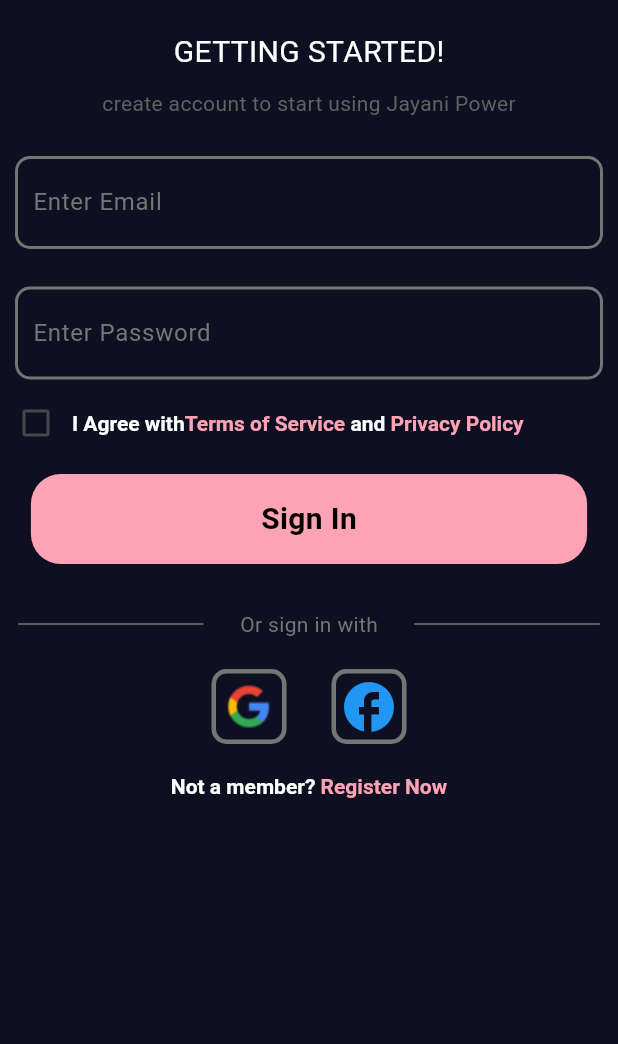
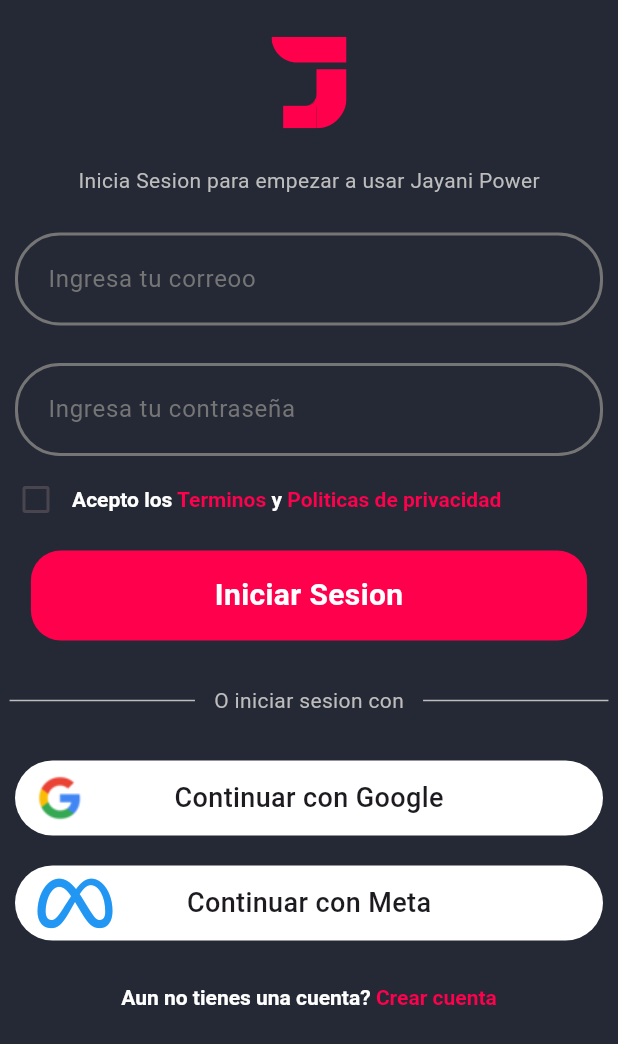
Before and after one commit to Victor78970513/Jayani-Power, a Flutter app: the screen it shows after launch, on a phone screen of 412 x 824 dp. Shown: the top 1044 px of the screen. Run offline on Flutter 3.47's test engine with Material 3 defaults, Android fonts, the light colour scheme and no system bars; our stand-ins replace cloud_firestore, dio, firebase_auth, firebase_core, firebase_storage, flutter_bloc and 5 more; missing offline and left inert: flutter_facebook_auth; accounts and stored records are empty.

Commit message:
new pallete colors

```diff
--- a/lib/core/theme/app_theme.dart
+++ b/lib/core/theme/app_theme.dart
@@ -1,5 +1,7 @@
 import 'package:flutter/material.dart';
 
 class AppTheme {
-  static ThemeData getAppTheme = ThemeData(useMaterial3: true).copyWith();
+  static ThemeData getAppTheme = ThemeData(useMaterial3: true).copyWith(
+    scaffoldBackgroundColor: const Color(0xff252935),
+  );
 }
--- a/lib/features/auth/pages/sign_in_page.dart
+++ b/lib/features/auth/pages/sign_in_page.dart
@@ -1,5 +1,6 @@
 import 'package:flutter/material.dart';
 import 'package:flutter_bloc/flutter_bloc.dart';
+import 'package:flutter_svg/flutter_svg.dart';
 import 'package:jayani_power/core/cubit/terms_policy_cubit.dart';
 import 'package:jayani_power/core/utils/check_email.dart';
 import 'package:jayani_power/features/auth/bloc/auth_bloc.dart';
@@ -49,8 +50,9 @@
     formKey.currentState?.validate();
     final size = MediaQuery.of(context).size;
     final termsAndPolicyCubit = context.watch<TermsPolicyCubit>().state;
-    return Scaffold(
-      backgroundColor: const Color(0xff0E1021),
+    return SafeArea(
+      child: Scaffold(
+        // backgroundColor: const Color(0xff252935),
         body: BlocConsumer<AuthBloc, AuthState>(
           listener: (context, state) {
             if (state is AuthSignInFailureState) {
@@ -60,25 +62,27 @@
             }
           },
           builder: (context, state) {
-          return SafeArea(
-            child: Padding(
+            return Padding(
               padding: const EdgeInsets.only(top: 20),
               child: SingleChildScrollView(
                 child: Form(
                   key: formKey,
                   child: Column(
                     children: [
-                      const Text("GETTING STARTED!",
-                          style: TextStyle(color: Colors.white, fontSize: 20)),
-                      const SizedBox(height: 10),
+                      SvgPicture.asset(
+                        "assets/icons/jayani_logo.svg",
+                        height: 70,
+                        width: 50,
+                      ),
+                      const SizedBox(height: 20),
                       Text(
-                        "create account to start using Jayani Power",
-                        style: TextStyle(color: Colors.grey[700], fontSize: 14),
+                        "Inicia Sesion para empezar a usar Jayani Power",
+                        style: TextStyle(color: Colors.grey[400], fontSize: 14),
                       ),
                       const SizedBox(height: 20),
                       InputFieldWidget(
                         title: "Email",
-                        hintText: "Enter Email",
+                        hintText: "Ingresa tu correoo",
                         controller: emailCtrl,
                         validator: (value) => _emailErrorText,
                         onChange: validateEmail,
@@ -86,7 +90,7 @@
                       const SizedBox(height: 20),
                       InputFieldWidget(
                         title: "Password",
-                        hintText: "Enter Password",
+                        hintText: "Ingresa tu contraseña",
                         controller: passCtrl,
                       ),
                       const SizedBox(height: 5),
@@ -113,11 +117,11 @@
                               },
                         child: state is AuthLoadingState
                             ? const CircularProgressIndicator(
-                                color: Colors.black)
+                                color: Colors.white)
                             : const Text(
-                                "Sign In",
+                                "Iniciar Sesion",
                                 style: TextStyle(
-                                    color: Colors.black,
+                                    color: Colors.white,
                                     fontSize: 20,
                                     fontWeight: FontWeight.bold),
                               ),
@@ -129,16 +133,16 @@
                           Container(
                             height: 1,
                             width: size.width * 0.3,
-                            color: Colors.grey[600],
+                            color: Colors.grey[400],
                           ),
                           Text(
-                            "Or sign in with",
-                            style: TextStyle(color: Colors.grey[600]),
+                            "O iniciar sesion con",
+                            style: TextStyle(color: Colors.grey[400]),
                           ),
                           Container(
                             height: 1,
                             width: size.width * 0.3,
-                            color: Colors.grey[600],
+                            color: Colors.grey[400],
                           ),
                         ],
                       ),
@@ -150,9 +154,9 @@
                   ),
                 ),
               ),
-            ),
             );
           },
+        ),
       ),
     );
   }
--- a/lib/features/auth/pages/sign_up_page.dart
+++ b/lib/features/auth/pages/sign_up_page.dart
@@ -1,5 +1,6 @@
 import 'package:flutter/material.dart';
 import 'package:flutter_bloc/flutter_bloc.dart';
+import 'package:flutter_svg/flutter_svg.dart';
 import 'package:jayani_power/features/auth/bloc/auth_bloc.dart';
 import 'package:jayani_power/features/auth/widgets/input_field.dart';
 import 'package:jayani_power/features/auth/widgets/login_button.dart';
@@ -32,7 +33,6 @@
     formKey.currentState?.validate();
     final size = MediaQuery.of(context).size;
     return Scaffold(
-      backgroundColor: const Color(0xff0E1021),
       body: BlocConsumer<AuthBloc, AuthState>(
         listener: (context, state) {
           if (state is AuthSuccessState) {
@@ -53,29 +53,32 @@
                   key: formKey,
                   child: Column(
                     children: [
-                      const Text("GETTING STARTED!",
-                          style: TextStyle(color: Colors.white, fontSize: 20)),
-                      const SizedBox(height: 10),
+                      SvgPicture.asset(
+                        "assets/icons/jayani_logo.svg",
+                        height: 70,
+                        width: 50,
+                      ),
+                      const SizedBox(height: 20),
                       Text(
-                        "create account to start using Jayani Power",
-                        style: TextStyle(color: Colors.grey[700], fontSize: 14),
+                        "Crea una cuenta para empezar a usar Jayani Power",
+                        style: TextStyle(color: Colors.grey[400], fontSize: 14),
                       ),
                       const SizedBox(height: 20),
                       InputFieldWidget(
                         title: "Email",
-                        hintText: "Enter Email",
+                        hintText: "Ingresa tu correo",
                         controller: emailCtrl,
                       ),
                       const SizedBox(height: 20),
                       InputFieldWidget(
                         title: "Username",
-                        hintText: "Enter Username",
+                        hintText: "Ingresa tu nombre de usuario",
                         controller: userNameCtrl,
                       ),
                       const SizedBox(height: 20),
                       InputFieldWidget(
                         title: "Password",
-                        hintText: "Enter Password",
+                        hintText: "Ingresa tu contraseña",
                         controller: passCtrl,
                       ),
                       const SizedBox(height: 5),
@@ -84,11 +87,11 @@
                       LoginButton(
                         child: state is AuthLoadingState
                             ? const CircularProgressIndicator(
-                                color: Colors.black)
+                                color: Colors.white)
                             : const Text(
-                                "Sign Up",
+                                "Crear Cuenta",
                                 style: TextStyle(
-                                    color: Colors.black,
+                                    color: Colors.white,
                                     fontSize: 20,
                                     fontWeight: FontWeight.bold),
                               ),
@@ -101,29 +104,29 @@
                           }
                         },
                       ),
-                      const SizedBox(height: 30),
+                      const SizedBox(height: 15),
                       Row(
                         mainAxisAlignment: MainAxisAlignment.spaceAround,
                         children: [
                           Container(
                             height: 1,
-                            width: size.width * 0.3,
+                            width: size.width * 0.25,
                             color: Colors.grey[600],
                           ),
                           Text(
-                            "Or sign in with",
+                            "O crear una cuenta con",
                             style: TextStyle(color: Colors.grey[600]),
                           ),
                           Container(
                             height: 1,
-                            width: size.width * 0.3,
+                            width: size.width * 0.25,
                             color: Colors.grey[600],
                           ),
                         ],
                       ),
-                      const SizedBox(height: 20),
+                      const SizedBox(height: 10),
                       const SocialMediaAuthButtons(),
-                      const SizedBox(height: 20),
+                      const SizedBox(height: 10),
                       const SignUpRIchText(),
                     ],
                   ),
--- a/lib/features/auth/widgets/input_field.dart
+++ b/lib/features/auth/widgets/input_field.dart
@@ -26,10 +26,10 @@
           Container(
             decoration: BoxDecoration(
               border: Border.all(width: 2, color: Colors.grey[600]!),
-              borderRadius: BorderRadius.circular(10),
+              borderRadius: BorderRadius.circular(30),
             ),
             child: Padding(
-              padding: const EdgeInsets.symmetric(horizontal: 10, vertical: 5),
+              padding: const EdgeInsets.symmetric(horizontal: 20, vertical: 5),
               child: TextFormField(
                 style: const TextStyle(color: Colors.white),
                 controller: controller,
--- a/lib/features/auth/widgets/login_button.dart
+++ b/lib/features/auth/widgets/login_button.dart
@@ -14,7 +14,7 @@
         height: 60,
         width: size.width * 0.9,
         decoration: BoxDecoration(
-          color: const Color(0xffFDA3B5),
+          color: const Color(0xffFF004D),
           borderRadius: BorderRadius.circular(20),
         ),
         child: Center(
--- a/lib/features/auth/widgets/rich_texts.dart
+++ b/lib/features/auth/widgets/rich_texts.dart
@@ -15,6 +15,12 @@
         return Row(
           children: [
             Checkbox(
+              fillColor: MaterialStateProperty.resolveWith((states) {
+                if (!states.contains(MaterialState.selected)) {
+                  return Colors.transparent;
+                }
+                return const Color(0xffFF004D);
+              }),
               value: state,
               onChanged: (value) {
                 if (value == true) {
@@ -29,25 +35,25 @@
                 maxLines: 2,
                 overflow: TextOverflow.ellipsis,
                 text: const TextSpan(
-                    text: "I Agree with",
+                    text: "Acepto los ",
                     style: TextStyle(
                         color: Colors.white, fontWeight: FontWeight.bold),
                     children: [
                       TextSpan(
-                        text: "Terms of Service ",
+                        text: "Terminos ",
                         style: TextStyle(
-                            color: Color(0xffFDA3B5),
+                            color: Color(0xffFF004D),
                             fontWeight: FontWeight.bold),
                       ),
                       TextSpan(
-                        text: "and ",
+                        text: "y ",
                         style: TextStyle(
                             color: Colors.white, fontWeight: FontWeight.bold),
                       ),
                       TextSpan(
-                        text: "Privacy Policy",
+                        text: "Politicas de privacidad",
                         style: TextStyle(
-                            color: Color(0xffFDA3B5),
+                            color: Color(0xffFF004D),
                             fontWeight: FontWeight.bold),
                       ),
                     ]),
@@ -67,13 +73,13 @@
   Widget build(BuildContext context) {
     return RichText(
       text: TextSpan(
-        text: "Not a member? ",
+        text: "Aun no tienes una cuenta? ",
         style:
             const TextStyle(color: Colors.white, fontWeight: FontWeight.bold),
         children: [
           TextSpan(
-            text: "Register Now",
-            style: const TextStyle(color: Color(0xffFDA3B5)),
+            text: "Crear cuenta",
+            style: const TextStyle(color: Color(0xffFF004D)),
             recognizer: TapGestureRecognizer()
               ..onTap = () {
                 Navigator.push(
@@ -95,13 +101,13 @@
   Widget build(BuildContext context) {
     return RichText(
       text: TextSpan(
-        text: "Already a member? ",
+        text: "Ya tienes una cuenta? ",
         style:
             const TextStyle(color: Colors.white, fontWeight: FontWeight.bold),
         children: [
           TextSpan(
-            text: "Sign In",
-            style: const TextStyle(color: Color(0xffFDA3B5)),
+            text: "Iniciar Sesion",
+            style: const TextStyle(color: Color(0xffFF004D)),
             recognizer: TapGestureRecognizer()
               ..onTap = () {
                 Navigator.pop(context);
--- a/lib/features/auth/widgets/social_media_auth_buttons.dart
+++ b/lib/features/auth/widgets/social_media_auth_buttons.dart
@@ -1,5 +1,6 @@
 import 'package:flutter/material.dart';
 import 'package:flutter_bloc/flutter_bloc.dart';
+import 'package:font_awesome_flutter/font_awesome_flutter.dart';
 import 'package:jayani_power/core/cubit/terms_policy_cubit.dart';
 import 'package:jayani_power/features/auth/bloc/auth_bloc.dart';
 
@@ -9,8 +10,8 @@
   @override
   Widget build(BuildContext context) {
     final termsAndPolicyCubit = context.watch<TermsPolicyCubit>().state;
-    return Row(
-      mainAxisAlignment: MainAxisAlignment.center,
+    return Column(
+      // mainAxisAlignment: MainAxisAlignment.center,
       children: [
         SocialMediaButton(
           onTap: termsAndPolicyCubit
@@ -24,9 +25,9 @@
                             "DEBES ACEPTAR LOS TERMINOS DE PRIVACIDAD Y POLITICAS")),
                   );
                 },
+          title: "Continuar con Google",
           child: Image.asset("assets/icons/google_icon.png"),
         ),
-        const SizedBox(width: 30),
         SocialMediaButton(
           onTap: termsAndPolicyCubit
               ? () {
@@ -39,7 +40,9 @@
                             "DEBES ACEPTAR LOS TERMINOS DE PRIVACIDAD Y POLITICAS")),
                   );
                 },
-          child: const Icon(Icons.facebook, color: Colors.blue, size: 40),
+          title: "Continuar con Meta",
+          child:
+              const Icon(FontAwesomeIcons.meta, color: Colors.blue, size: 40),
         ),
       ],
     );
@@ -49,21 +52,46 @@
 class SocialMediaButton extends StatelessWidget {
   final Widget child;
   final VoidCallback onTap;
+  final String title;
   const SocialMediaButton(
-      {super.key, required this.child, required this.onTap});
+      {super.key,
+      required this.child,
+      required this.onTap,
+      required this.title});
 
   @override
   Widget build(BuildContext context) {
-    return GestureDetector(
-      onTap: onTap,
-      child: Container(
-        height: 50,
-        width: 50,
-        decoration: BoxDecoration(
-          border: Border.all(width: 3, color: Colors.grey[600]!),
-          borderRadius: BorderRadius.circular(10),
+    final size = MediaQuery.of(context).size;
+    return Padding(
+      padding: const EdgeInsets.symmetric(vertical: 10, horizontal: 10),
+      child: GestureDetector(
+        onTap: onTap,
+        child: Container(
+          height: 50,
+          width: size.width,
+          decoration: BoxDecoration(
+            borderRadius: BorderRadius.circular(30),
+            color: Colors.white,
+          ),
+          child: Stack(
+            children: [
+              Align(
+                alignment: Alignment.centerLeft,
+                child: Padding(
+                  padding: const EdgeInsets.only(left: 15),
+                  child: child,
+                ),
+              ),
+              Center(
+                child: Text(
+                  title,
+                  style: const TextStyle(
+                      fontSize: 18, fontWeight: FontWeight.w500),
+                ),
+              ),
+            ],
+          ),
         ),
-        child: Center(child: child),
       ),
     );
   }
--- a/lib/features/profile/pages/profile_page.dart
+++ b/lib/features/profile/pages/profile_page.dart
@@ -27,7 +27,8 @@
   Widget build(BuildContext context) {
     return Scaffold(
       appBar: AppBar(
-        title: const Text("PERFIL"),
+        backgroundColor: const Color(0xff252935),
+        title: const Text("PERFIL", style: TextStyle(color: Colors.white)),
         centerTitle: true,
         actions: [
           Padding(
@@ -41,7 +42,8 @@
                     ),
                   );
                 },
-                icon: const Icon(FontAwesomeIcons.penToSquare)),
+                icon: const Icon(FontAwesomeIcons.penToSquare,
+                    color: Colors.white)),
           )
         ],
       ),
--- a/lib/features/tabs/widgets/tabs_nav_bar.dart
+++ b/lib/features/tabs/widgets/tabs_nav_bar.dart
@@ -38,7 +38,11 @@
       onPressed: () {
         context.read<NavbarCubit>().changeTab(index);
       },
-      icon: Icon(icon, size: 40),
+      icon: Icon(
+        icon,
+        size: 30,
+        color: Colors.white,
+      ),
     );
   }
 }
--- a/pubspec.yaml
+++ b/pubspec.yaml
@@ -44,6 +44,7 @@
   image_picker: ^1.1.1
   firebase_storage: ^11.7.6
   flutter_dotenv: ^5.1.0
+  flutter_svg: ^2.0.10+1
   http: ^1.2.1
 
 dev_dependencies:
```
Also changed, not shown: lib/features/custom_plans/pages/custom_plans_page.dart (+23 -4 lines), lib/features/custom_plans/pages/exercise_page.dart (+15 -4 lines), lib/features/custom_plans/widgets/exercise_card.dart (+8 -4 lines), lib/features/custom_plans/widgets/week_widget.dart (+12 -15 lines), lib/features/profile/pages/edit_profile_page.dart (+21 -3 lines), lib/features/profile/widgets/edit_profile_field.dart (+14 -11 lines), lib/features/profile/widgets/user_macros_goals.dart (+14 -6 lines), lib/features/profile/widgets/user_personal_data.dart (+10 -5 lines), assets/icons/jayani_logo.svg (added), pubspec.lock. Lines whose indentation alone changed are shown as unchanged.
